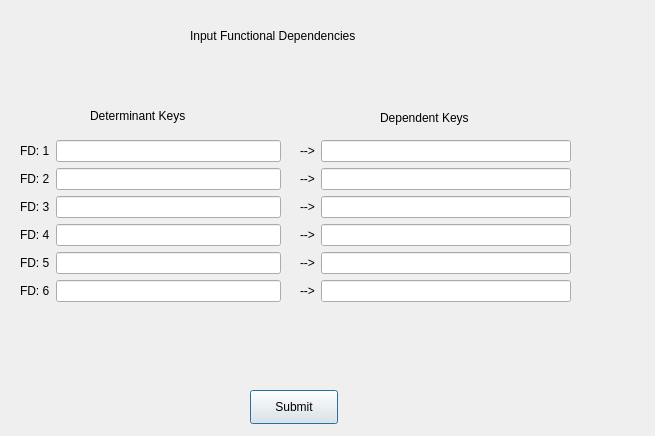
This is dialog_fd_input.ui in shanidchamal/ADN as Qt 5 draws it before an edit. The edited form follows.
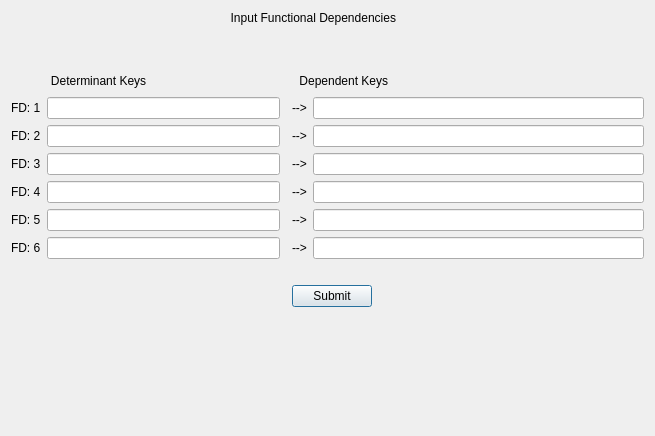
This is the edited form.

Commit message: {Sprint 2} GUI layout fixes

Patch:
```diff
--- a/dialog_fd_input.ui
+++ b/dialog_fd_input.ui
@@ -13,67 +13,201 @@
   <property name="windowTitle">
    <string>Dialog</string>
   </property>
+  <layout class="QGridLayout" name="gridLayout_2">
+   <item row="0" column="0">
+    <layout class="QGridLayout" name="gridLayout">
+     <item row="3" column="2">
+      <widget class="QPushButton" name="push_fd_Button">
+       <property name="sizePolicy">
+        <sizepolicy hsizetype="Fixed" vsizetype="Fixed">
+         <horstretch>10</horstretch>
+         <verstretch>20</verstretch>
+        </sizepolicy>
+       </property>
+       <property name="text">
+        <string>Submit</string>
+       </property>
+      </widget>
+     </item>
+     <item row="0" column="0" colspan="3">
+      <layout class="QVBoxLayout" name="verticalLayout">
+       <item>
   <widget class="QLabel" name="label">
-   <property name="geometry">
-    <rect>
-     <x>190</x>
-     <y>20</y>
-     <width>231</width>
-     <height>31</height>
-    </rect>
+         <property name="sizePolicy">
+          <sizepolicy hsizetype="Fixed" vsizetype="Fixed">
+           <horstretch>0</horstretch>
+           <verstretch>100</verstretch>
+          </sizepolicy>
    </property>
    <property name="text">
-    <string>Input Functional Dependencies</string>
-   </property>
-  </widget>
+          <string>                                                                  Input Functional Dependencies</string>
+         </property>
+        </widget>
+       </item>
+       <item>
+        <spacer name="verticalSpacer_2">
+         <property name="orientation">
+          <enum>Qt::Vertical</enum>
+         </property>
+         <property name="sizeType">
+          <enum>QSizePolicy::Fixed</enum>
+         </property>
+         <property name="sizeHint" stdset="0">
+          <size>
+           <width>20</width>
+           <height>40</height>
+          </size>
+         </property>
+        </spacer>
+       </item>
+       <item>
+        <layout class="QHBoxLayout" name="horizontalLayout">
+         <property name="spacing">
+          <number>6</number>
+         </property>
+         <item>
   <widget class="QLabel" name="label_8">
-   <property name="geometry">
-    <rect>
-     <x>90</x>
-     <y>100</y>
-     <width>141</width>
-     <height>31</height>
-    </rect>
+           <property name="sizePolicy">
+            <sizepolicy hsizetype="Fixed" vsizetype="Fixed">
+             <horstretch>0</horstretch>
+             <verstretch>0</verstretch>
+            </sizepolicy>
    </property>
    <property name="text">
-    <string>Determinant Keys</string>
-   </property>
-  </widget>
+            <string>            Determinant Keys</string>
+           </property>
+          </widget>
+         </item>
+         <item>
   <widget class="QLabel" name="label_15">
-   <property name="geometry">
-    <rect>
-     <x>380</x>
-     <y>110</y>
-     <width>111</width>
-     <height>16</height>
-    </rect>
+           <property name="sizePolicy">
+            <sizepolicy hsizetype="Fixed" vsizetype="Fixed">
+             <horstretch>0</horstretch>
+             <verstretch>0</verstretch>
+            </sizepolicy>
    </property>
    <property name="text">
-    <string>Dependent Keys</string>
-   </property>
-  </widget>
-  <widget class="QPushButton" name="push_fd_Button">
-   <property name="geometry">
-    <rect>
-     <x>250</x>
-     <y>390</y>
-     <width>88</width>
-     <height>34</height>
-    </rect>
-   </property>
+            <string>                                            Dependent Keys</string>
+           </property>
+          </widget>
+         </item>
+         <item>
+          <spacer name="horizontalSpacer_2">
+           <property name="orientation">
+            <enum>Qt::Horizontal</enum>
+           </property>
+           <property name="sizeType">
+            <enum>QSizePolicy::MinimumExpanding</enum>
+           </property>
+           <property name="sizeHint" stdset="0">
+            <size>
+             <width>40</width>
+             <height>20</height>
+            </size>
+           </property>
+          </spacer>
+         </item>
+        </layout>
+       </item>
+      </layout>
+     </item>
+     <item row="2" column="2">
+      <spacer name="verticalSpacer">
+       <property name="orientation">
+        <enum>Qt::Vertical</enum>
+       </property>
+       <property name="sizeType">
+        <enum>QSizePolicy::Fixed</enum>
+       </property>
+       <property name="sizeHint" stdset="0">
+        <size>
+         <width>20</width>
+         <height>20</height>
+        </size>
+       </property>
+      </spacer>
+     </item>
+     <item row="3" column="0" colspan="2">
+      <spacer name="horizontalSpacer">
+       <property name="orientation">
+        <enum>Qt::Horizontal</enum>
+       </property>
+       <property name="sizeType">
+        <enum>QSizePolicy::Fixed</enum>
+       </property>
+       <property name="sizeHint" stdset="0">
+        <size>
+         <width>275</width>
+         <height>20</height>
+        </size>
+       </property>
+      </spacer>
+     </item>
+     <item row="1" column="2">
+      <layout class="QFormLayout" name="formLayout_2">
+       <item row="0" column="0">
+        <widget class="QLabel" name="label_9">
    <property name="text">
-    <string>Submit</string>
-   </property>
-  </widget>
-  <widget class="QWidget" name="">
-   <property name="geometry">
-    <rect>
-     <x>20</x>
-     <y>140</y>
-     <width>261</width>
-     <height>231</height>
-    </rect>
-   </property>
+          <string>--&gt;</string>
+         </property>
+        </widget>
+       </item>
+       <item row="0" column="1">
+        <widget class="QLineEdit" name="lineEdit_7"/>
+       </item>
+       <item row="1" column="0">
+        <widget class="QLabel" name="label_10">
+         <property name="text">
+          <string>--&gt;</string>
+         </property>
+        </widget>
+       </item>
+       <item row="1" column="1">
+        <widget class="QLineEdit" name="lineEdit_8"/>
+       </item>
+       <item row="2" column="0">
+        <widget class="QLabel" name="label_11">
+         <property name="text">
+          <string>--&gt;</string>
+         </property>
+        </widget>
+       </item>
+       <item row="2" column="1">
+        <widget class="QLineEdit" name="lineEdit_9"/>
+       </item>
+       <item row="3" column="0">
+        <widget class="QLabel" name="label_12">
+         <property name="text">
+          <string>--&gt;</string>
+         </property>
+        </widget>
+       </item>
+       <item row="3" column="1">
+        <widget class="QLineEdit" name="lineEdit_10"/>
+       </item>
+       <item row="4" column="0">
+        <widget class="QLabel" name="label_13">
+         <property name="text">
+          <string>--&gt;</string>
+         </property>
+        </widget>
+       </item>
+       <item row="4" column="1">
+        <widget class="QLineEdit" name="lineEdit_11"/>
+       </item>
+       <item row="5" column="0">
+        <widget class="QLabel" name="label_14">
+         <property name="text">
+          <string>--&gt;</string>
+         </property>
+        </widget>
+       </item>
+       <item row="5" column="1">
+        <widget class="QLineEdit" name="lineEdit_12"/>
+       </item>
+      </layout>
+     </item>
+     <item row="1" column="0">
    <layout class="QFormLayout" name="formLayout">
     <item row="0" column="0">
      <widget class="QLabel" name="label_2">
@@ -136,80 +270,38 @@
      <widget class="QLineEdit" name="lineEdit_6"/>
     </item>
    </layout>
-  </widget>
-  <widget class="QWidget" name="">
-   <property name="geometry">
-    <rect>
-     <x>300</x>
-     <y>140</y>
-     <width>271</width>
-     <height>231</height>
-    </rect>
-   </property>
-   <layout class="QFormLayout" name="formLayout_2">
-    <item row="0" column="0">
-     <widget class="QLabel" name="label_9">
-      <property name="text">
-       <string>--&gt;</string>
-      </property>
-     </widget>
+     </item>
+    </layout>
     </item>
     <item row="1" column="0">
-     <widget class="QLabel" name="label_10">
-      <property name="text">
-       <string>--&gt;</string>
-      </property>
-     </widget>
-    </item>
-    <item row="2" column="0">
-     <widget class="QLabel" name="label_11">
-      <property name="text">
-       <string>--&gt;</string>
-      </property>
-     </widget>
-    </item>
-    <item row="3" column="0">
-     <widget class="QLabel" name="label_12">
-      <property name="text">
-       <string>--&gt;</string>
-      </property>
-     </widget>
-    </item>
-    <item row="4" column="0">
-     <widget class="QLabel" name="label_13">
-      <property name="text">
-       <string>--&gt;</string>
-      </property>
-     </widget>
-    </item>
-    <item row="5" column="0">
-     <widget class="QLabel" name="label_14">
-      <property name="text">
-       <string>--&gt;</string>
-      </property>
-     </widget>
-    </item>
-    <item row="0" column="1">
-     <widget class="QLineEdit" name="lineEdit_7"/>
-    </item>
-    <item row="1" column="1">
-     <widget class="QLineEdit" name="lineEdit_8"/>
-    </item>
-    <item row="2" column="1">
-     <widget class="QLineEdit" name="lineEdit_9"/>
-    </item>
-    <item row="3" column="1">
-     <widget class="QLineEdit" name="lineEdit_10"/>
-    </item>
-    <item row="4" column="1">
-     <widget class="QLineEdit" name="lineEdit_11"/>
-    </item>
-    <item row="5" column="1">
-     <widget class="QLineEdit" name="lineEdit_12"/>
+    <spacer name="verticalSpacer_3">
+     <property name="orientation">
+      <enum>Qt::Vertical</enum>
+     </property>
+     <property name="sizeHint" stdset="0">
+      <size>
+       <width>20</width>
+       <height>40</height>
+      </size>
+     </property>
+    </spacer>
     </item>
    </layout>
   </widget>
- </widget>
+ <tabstops>
+  <tabstop>lineEdit_1</tabstop>
+  <tabstop>lineEdit_7</tabstop>
+  <tabstop>lineEdit_2</tabstop>
+  <tabstop>lineEdit_8</tabstop>
+  <tabstop>lineEdit_3</tabstop>
+  <tabstop>lineEdit_9</tabstop>
+  <tabstop>lineEdit_4</tabstop>
+  <tabstop>lineEdit_10</tabstop>
+  <tabstop>lineEdit_5</tabstop>
+  <tabstop>lineEdit_11</tabstop>
+  <tabstop>lineEdit_6</tabstop>
+  <tabstop>lineEdit_12</tabstop>
+ </tabstops>
  <resources/>
  <connections/>
 </ui>
```
Lines whose indentation alone changed are shown as unchanged. The commit also changes 9 other files.
